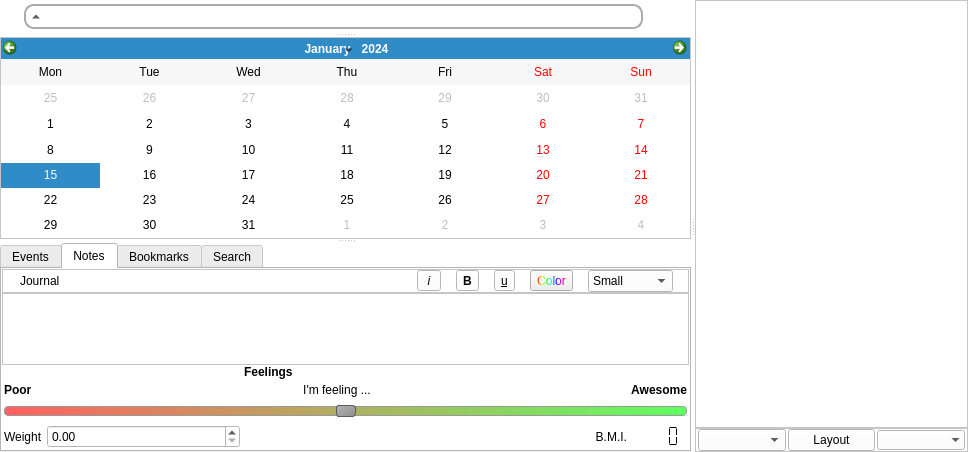
The window that oscar/daily.ui (littleyoda/oscar) describes before a commit, drawn with Qt 5.
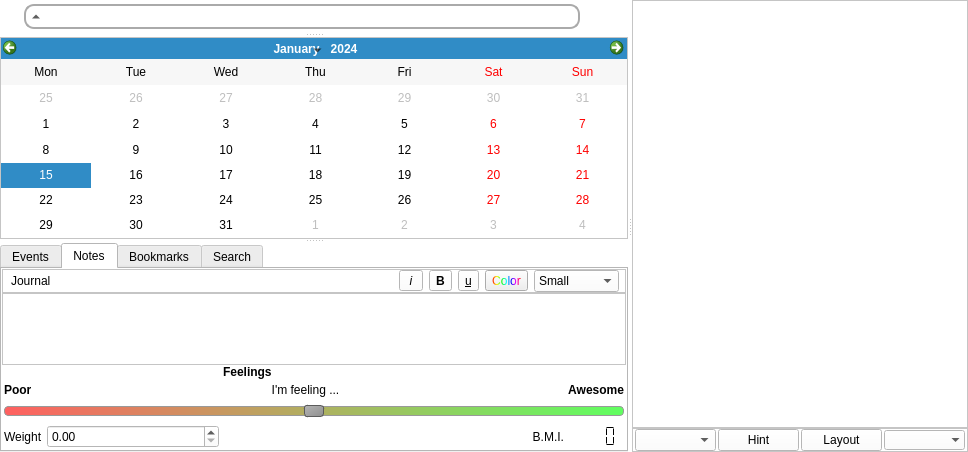
The same window after the commit. Icons and pictures are not drawn.

Commit message: Added Graphic Hint feature. revamped savedlayout code.

Diff of the .ui file:
```diff
--- a/oscar/daily.ui
+++ b/oscar/daily.ui
@@ -1509,6 +1509,20 @@
             </property>
            </layout>
           </item>
+          <item>
+           <widget class="QPushButton" name="graphHelp">
+            <property name="text">
+             <string>Hint</string>
+            </property>
+            <property name="icon">
+             <iconset resource="Resources.qrc">
+              <normaloff>:/icons/question_mark.png</normaloff>:/icons/question_mark.png</iconset>
+            </property>
+            <property name="toolTip">
+             <string>Graphing Help</string>
+            </property>
+           </widget>
+          </item>
           <item>
            <widget class="QPushButton" name="layout">
             <property name="text">
```
The commit also changes 8 other files.
